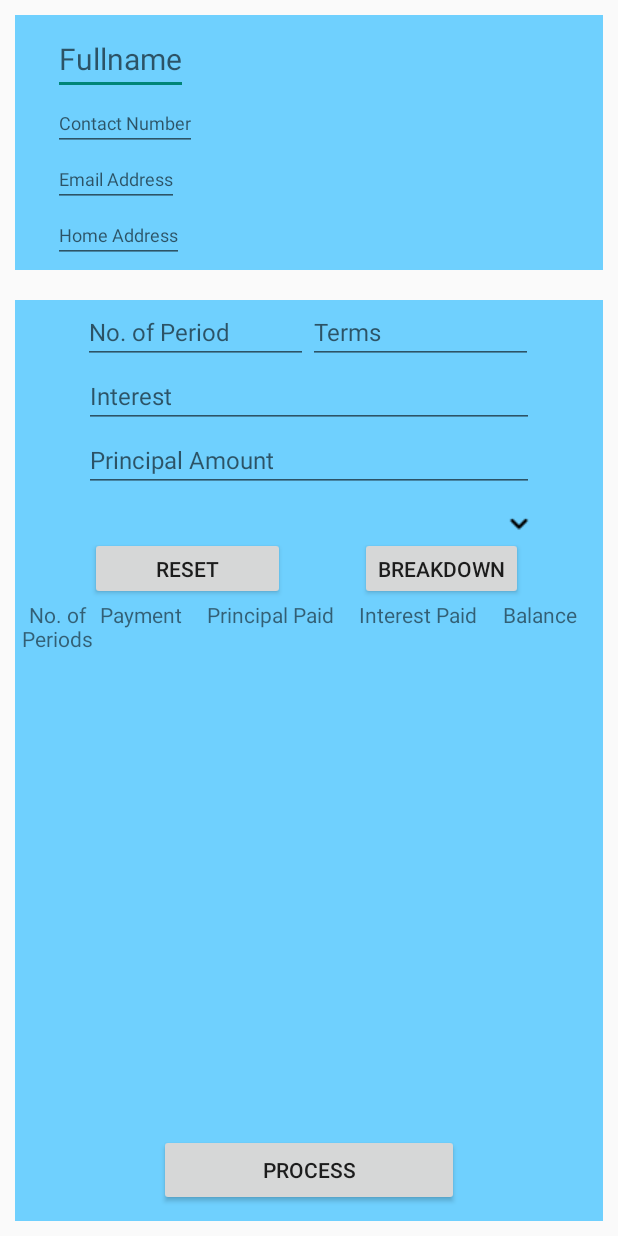
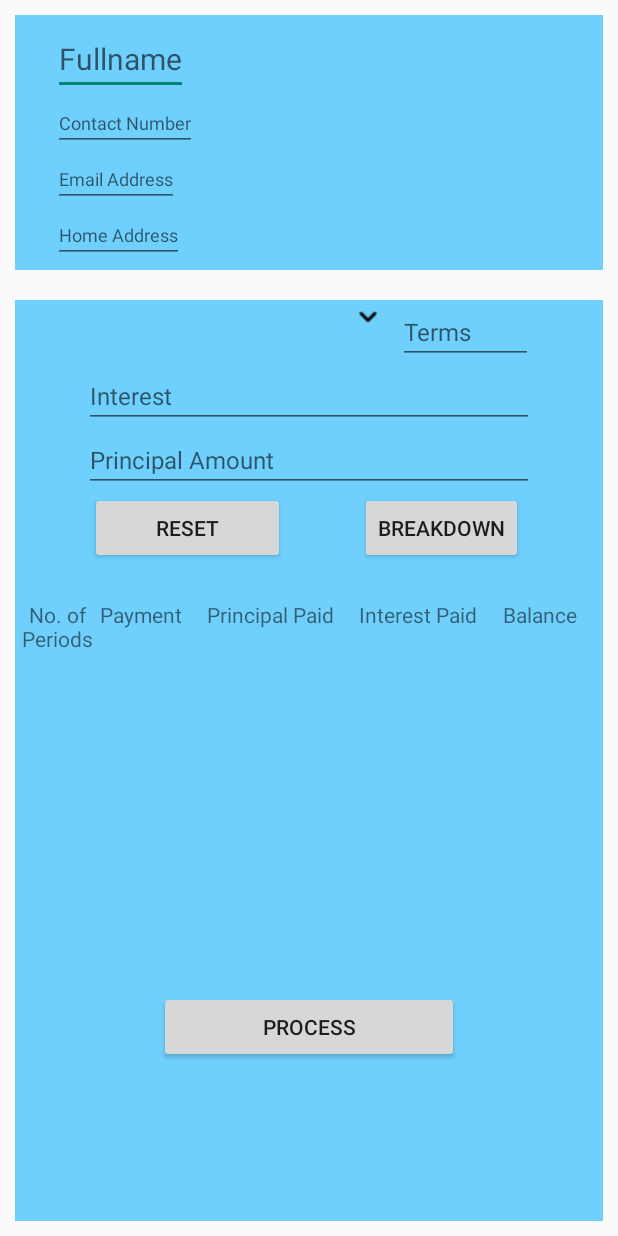
Before and after one commit to gianxenon/idontunderstand, an Android app: the layout fragment_frag__cred_loan_trans_procs.xml on its own in the app's theme, with its tools: preview values and no code run, on a phone screen of 412 x 824 dp. Run offline under Robolectric (Android 15) with nearby library versions, the phone set to English and light mode, and no system bars; network calls fail.

Commit message:
proceed to  main process (frag_cred_loan_trans_procs.xml)

```diff
--- a/lmtapp/app/src/main/res/layout/fragment_frag__cred_loan_trans_procs.xml
+++ b/lmtapp/app/src/main/res/layout/fragment_frag__cred_loan_trans_procs.xml
@@ -96,20 +96,23 @@
     android:layout_width="match_parent"
     android:layout_height="wrap_content"
     android:orientation="horizontal">
-    <EditText
+
+    <Spinner
         android:id="@+id/proc_loan_edtPeriod"
-        android:layout_width="150dp"
+        android:layout_width="200dp"
         android:layout_height="wrap_content"
-        android:hint="@string/proc_loan_edtPeriod"
-        android:textSize="16sp"
+        android:background="@drawable/spinnerbg"
         android:layout_marginLeft="45dp"
         android:layout_marginStart="45dp"
-        android:importantForAutofill="no"
-        android:inputType="number" />
+        android:layout_marginRight="10dp"
+        android:layout_marginEnd="10dp"
+         />
+
+
 
     <EditText
         android:id="@+id/proc_loan_edtTerm"
-        android:layout_width="150dp"
+        android:layout_width="90dp"
         android:layout_height="wrap_content"
         android:hint="@string/proc_loan_edtTerm"
         android:importantForAutofill="no"
@@ -138,14 +141,7 @@
                 android:inputType="numberDecimal" />
 
 
-            <Spinner
-                android:id="@+id/spinner2"
-                android:layout_width="300dp"
-                android:layout_height="wrap_content"
-                android:textSize="16sp"
-                android:layout_marginTop="10dp"
-                android:background="@drawable/spinnerbg"
-                android:layout_gravity="center" />
+
     <LinearLayout
         android:layout_width="match_parent"
         android:layout_height="wrap_content"
@@ -175,7 +171,7 @@
 
     <LinearLayout
         android:layout_width="match_parent"
-        android:layout_height="250dp"
+        android:layout_height="wrap_content"
         android:orientation="vertical"
         android:layout_below="@+id/lay1s">
 
@@ -225,18 +221,17 @@
         <ListView
             android:id="@+id/list_tableView"
             android:layout_width="match_parent"
-            android:layout_height="match_parent" />
+            android:layout_height="225dp" />
+
+        <Button
+            android:id="@+id/btn_saveProcess"
+            android:layout_width="200dp"
+            android:layout_height="wrap_content"
+            android:layout_marginBottom="10dp"
+            android:layout_gravity="center_horizontal"
+            android:text="@string/btn_saveProcess" />
+    </LinearLayout>
 
 
-    </LinearLayout>
-
-    <Button
-        android:id="@+id/btn_saveProcess"
-        android:layout_width="200dp"
-        android:layout_height="wrap_content"
-        android:layout_alignParentBottom="true"
-        android:layout_centerInParent="true"
-        android:layout_marginBottom="10dp"
-        android:text="@string/btn_saveProcess" />
 </RelativeLayout>
     </RelativeLayout>
```
Also changed, not shown: lmtapp/app/src/main/java/com/example/lmtapp/annual_proc.java (added, +16 -0 lines), lmtapp/app/src/main/java/com/example/lmtapp/frag_CredLoan_transProcs.java (+95 -23 lines), lmtapp/app/src/main/java/com/example/lmtapp/login.java (+0 -7 lines).
